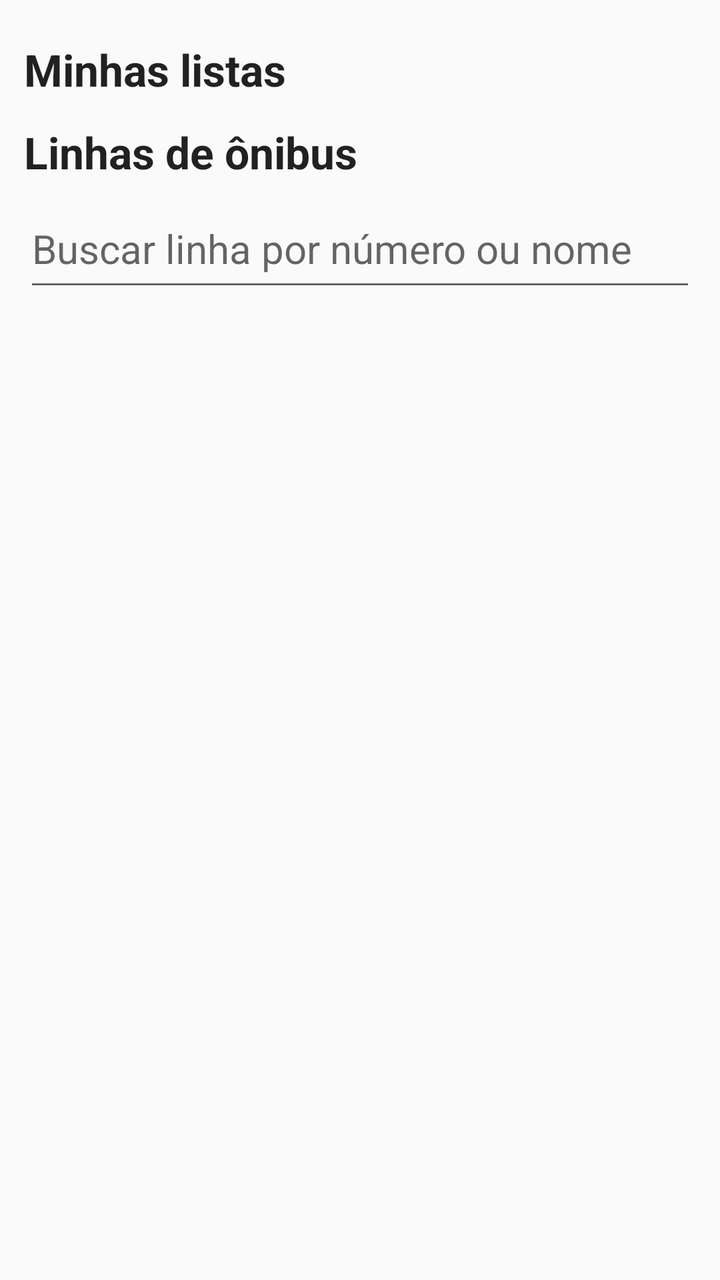
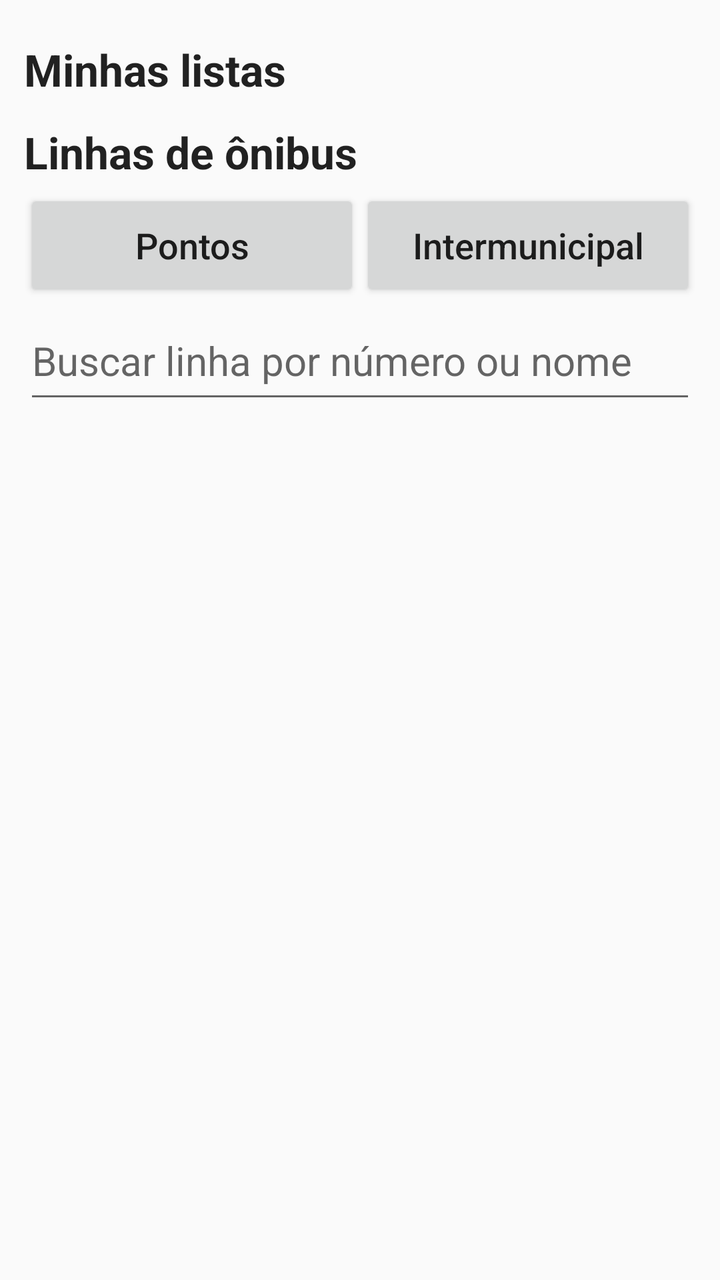

Before-and-after screenshots of an Android layout around one commit, followed by the original layout XML and the change that was made.
<!-- AndroidManifest.xml: application theme AppTheme -->
<!-- res/layout/activity_main.xml -->
<?xml version="1.0" encoding="utf-8"?>
<LinearLayout xmlns:android="http://schemas.android.com/apk/res/android"
    android:layout_width="match_parent"
    android:layout_height="match_parent"
    android:orientation="vertical"
    android:padding="12dp">

    <TextView
        android:id="@+id/listsTitle"
        style="@style/Heading"
        android:text="Minhas listas" />

    <ScrollView
        android:id="@+id/listsScroll"
        android:layout_width="match_parent"
        android:layout_height="wrap_content">

        <LinearLayout
            android:id="@+id/listsBox"
            android:layout_width="match_parent"
            android:layout_height="wrap_content"
            android:orientation="vertical" />
    </ScrollView>

    <TextView
        android:id="@+id/linesTitle"
        style="@style/Heading"
        android:labelFor="@+id/search"
        android:text="Linhas de ônibus" />

    <LinearLayout
        android:layout_width="match_parent"
        android:layout_height="wrap_content"
        android:gravity="center_vertical"
        android:orientation="horizontal">

        <EditText
            android:id="@+id/search"
            android:layout_width="0dp"
            android:layout_height="wrap_content"
            android:layout_weight="1"
            android:hint="Buscar linha por número ou nome"
            android:imeOptions="actionSearch"
            android:importantForAutofill="no"
            android:inputType="text"
            android:minHeight="56dp"
            android:singleLine="true"
            android:textSize="20sp" />

        <Button
            android:id="@+id/clearSearch"
            android:layout_width="wrap_content"
            android:layout_height="wrap_content"
            android:contentDescription="Limpar busca"
            android:text="Limpar"
            android:visibility="gone" />
    </LinearLayout>

    <TextView
        android:id="@+id/status"
        style="@style/Body"
        android:accessibilityLiveRegion="polite" />

    <ListView
        android:id="@+id/lines"
        android:layout_width="match_parent"
        android:layout_height="0dp"
        android:layout_weight="1" />
</LinearLayout>
<!-- resources referenced by this layout -->
<resources>
  <style name="Body">
          <item name="android:layout_width">match_parent</item>
          <item name="android:layout_height">wrap_content</item>
          <item name="android:textSize">18sp</item>
          <item name="android:paddingTop">4dp</item>
          <item name="android:paddingBottom">4dp</item>
          <item name="android:textColor">?android:attr/textColorPrimary</item>
      </style>
  <style name="Heading">
          <item name="android:layout_width">match_parent</item>
          <item name="android:layout_height">wrap_content</item>
          <item name="android:textSize">22sp</item>
          <item name="android:textStyle">bold</item>
          <item name="android:paddingTop">8dp</item>
          <item name="android:paddingBottom">4dp</item>
          <item name="android:textColor">?android:attr/textColorPrimary</item>
      </style>
  <style name="AppTheme" parent="android:Theme.Material.Light.DarkActionBar">
          <item name="android:colorPrimary">@color/primary</item>
          <item name="android:colorPrimaryDark">@color/primaryDark</item>
          <item name="android:colorAccent">@color/accent</item>
          <item name="android:buttonStyle">@style/Btn</item>
          <item name="android:alertDialogTheme">@style/Dialog</item>
      </style>
  <color name="primary">#0B4F8A</color>
  <color name="primaryDark">#073560</color>
  <color name="accent">#0B6E4F</color>
  <style name="Btn" parent="android:Widget.Material.Button">
          <item name="android:textAllCaps">false</item>
          <item name="android:textSize">18sp</item>
          <item name="android:minHeight">56dp</item>
      </style>
  <style name="Dialog" parent="android:Theme.Material.Light.Dialog.Alert">
          <item name="android:textSize">20sp</item>
          <item name="android:colorAccent">@color/primary</item>
      </style>
</resources>

<!-- the commit's change to res/layout/activity_main.xml (unified diff, before → after) -->
@@ -27,6 +27,33 @@
         style="@style/Heading"
         android:labelFor="@+id/search"
         android:text="Linhas de ônibus" />
+
+    
+    <LinearLayout
+        android:layout_width="match_parent"
+        android:layout_height="wrap_content"
+        android:orientation="horizontal">
+
+        <Button
+            android:id="@+id/nearbyStops"
+            android:layout_width="0dp"
+            android:layout_height="wrap_content"
+            android:layout_weight="1"
+            android:contentDescription="Localizar pontos de ônibus próximos no Google Maps"
+            android:minHeight="56dp"
+            android:text="Pontos"
+            android:textSize="18sp" />
+
+        <Button
+            android:id="@+id/switchMode"
+            android:layout_width="0dp"
+            android:layout_height="wrap_content"
+            android:layout_weight="1"
+            android:contentDescription="Alternar para transporte intermunicipal"
+            android:minHeight="56dp"
+            android:text="Intermunicipal"
+            android:textSize="18sp" />
+    </LinearLayout>
 
     <LinearLayout
         android:layout_width="match_parent"
